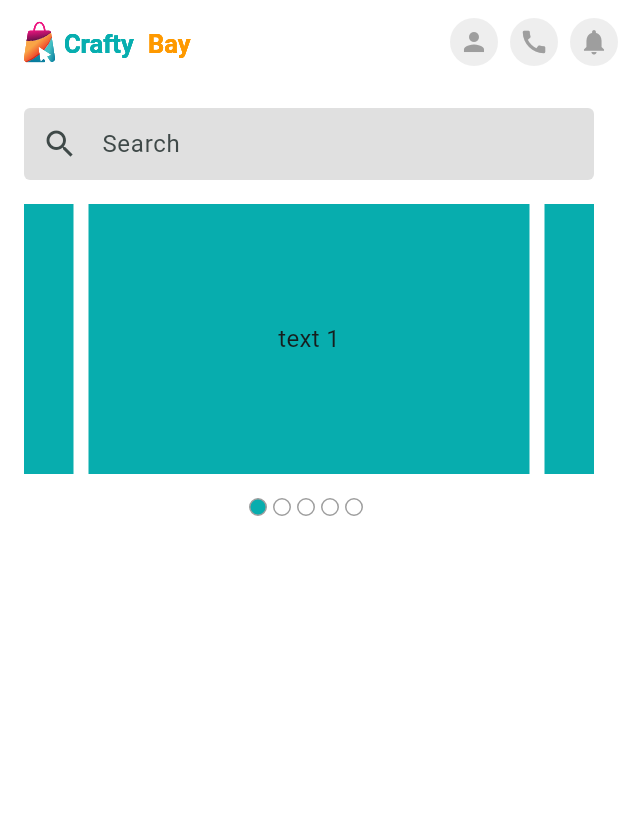
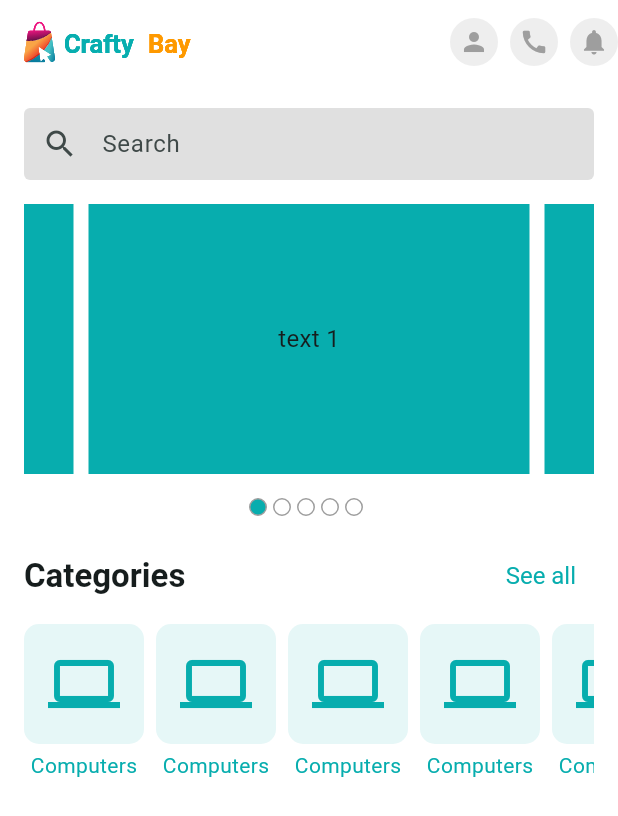
Before and after one commit to mahmud5658/crafty_bay, a Flutter app: the screen it shows after launch, on a phone screen of 412 x 824 dp. Shown: the top 816 px of the screen. Run offline on Flutter 3.47's test engine with Material 3 defaults, Android fonts, the phone set to English and light mode, and no system bars; drawn by our look-alikes of carousel_slider; our stand-ins replace flutter_svg, get, pin_code_fields.

Commit message:
home page

```diff
--- a/lib/presentation/ui/screens/home_screen.dart
+++ b/lib/presentation/ui/screens/home_screen.dart
@@ -1,12 +1,12 @@
-import 'package:carousel_slider/carousel_slider.dart';
+
 import 'package:crafty_bay/presentation/utils/app_colors.dart';
 import 'package:crafty_bay/presentation/utils/assets_path.dart';
 import 'package:flutter/material.dart';
 import 'package:flutter_svg/flutter_svg.dart';
-
 import '../widgets/app_bar_icon_button.dart';
 import '../widgets/banner_slider.dart';
 import '../widgets/search_text_field.dart';
+import '../widgets/section_header.dart';
 
 class HomeScreen extends StatefulWidget {
   const HomeScreen({super.key});
@@ -16,6 +16,8 @@ class HomeScreen extends StatefulWidget {
 }
 
 class _HomeScreenState extends State<HomeScreen> {
+
+  late final TextTheme textTheme = Theme.of(context).textTheme;
   @override
   Widget build(BuildContext context) {
     return Scaffold(
@@ -29,12 +31,49 @@ class _HomeScreenState extends State<HomeScreen> {
             const SizedBox(height: 16,),
             const BannerSlider(),
             const SizedBox(height: 16,),
+            _buildCategoriesSection()
           ],
         ),
       ),
     );
   }
 
+  Column _buildCategoriesSection() {
+    return Column(
+            children: [
+              SectionHeader(title: 'Categories',onTap: (){},),
+              const SizedBox(height: 8,),
+              SizedBox(
+                height: 140,
+                child: _buildCategoriesListView(),
+              ),
+            ],
+          );
+  }
+
+  Widget _buildCategoriesListView() {
+    return ListView.separated(
+                scrollDirection:Axis.horizontal,
+                  itemCount: 10,
+                  itemBuilder: (context,index){
+                    return Column(
+                      children: [
+                        Container(
+                          padding: EdgeInsets.all(16),
+                          decoration: BoxDecoration(
+                            color: AppColors.themeColor.withOpacity(.1),
+                            borderRadius: BorderRadius.circular(10)
+                          ),
+                          child: Icon(Icons.computer,size: 48,color: AppColors.themeColor,),
+                        ),
+                        const SizedBox(height: 4,),
+                        Text('Computers',style: TextStyle(color: AppColors.themeColor),)
+                      ],
+                    );
+              },
+                separatorBuilder: (_,__)=> const SizedBox(width: 8,)
+              );
+  }
   AppBar buildAppBar() {
     return AppBar(
       backgroundColor: Colors.white,
--- /dev/null
+++ b/lib/presentation/ui/widgets/section_header.dart
@@ -0,0 +1,21 @@
+import 'package:flutter/material.dart';
+
+class SectionHeader extends StatelessWidget {
+  const SectionHeader({
+    super.key, required this.title, required this.onTap,
+  });
+
+  final String title;
+  final VoidCallback onTap;
+  @override
+  Widget build(BuildContext context) {
+    return Row(
+      mainAxisAlignment: MainAxisAlignment.spaceBetween,
+      children: [
+        Text(title,
+          style:  Theme.of(context).textTheme.titleLarge?.copyWith(fontWeight: FontWeight.w600),),
+        TextButton(onPressed: onTap, child: const Text('See all'))
+      ],
+    );
+  }
+}
```
